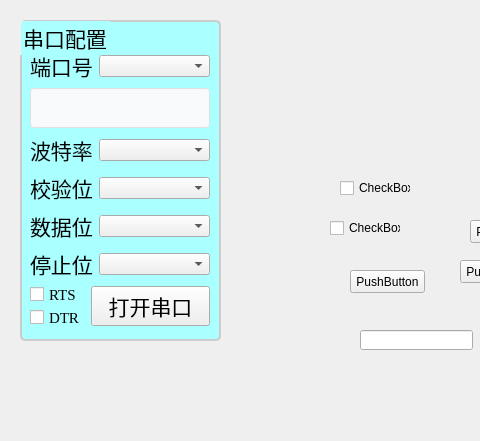
This is Serial_Port/Serial_MainWindow.ui in Sanqiuzhiji/CHE_PortMon as Qt 5 draws it before an edit; both pictures show x 0 to 480 and y 0 to 441 of the 1400 by 810 pixel window. The edited form follows.
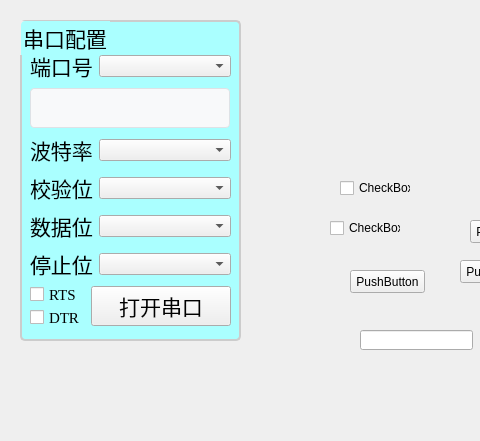
This is the edited form.

Commit message: feat(serial): 添加串口配置管理与定时刷新功能

```diff
--- a/Serial_Port/Serial_MainWindow.ui
+++ b/Serial_Port/Serial_MainWindow.ui
@@ -42,7 +42,7 @@
      <rect>
       <x>20</x>
       <y>20</y>
-      <width>201</width>
+      <width>221</width>
       <height>321</height>
      </rect>
     </property>
@@ -74,7 +74,7 @@
       <rect>
        <x>10</x>
        <y>30</y>
-       <width>180</width>
+       <width>201</width>
        <height>276</height>
       </rect>
      </property>
```
The commit also changes 1 other file.
